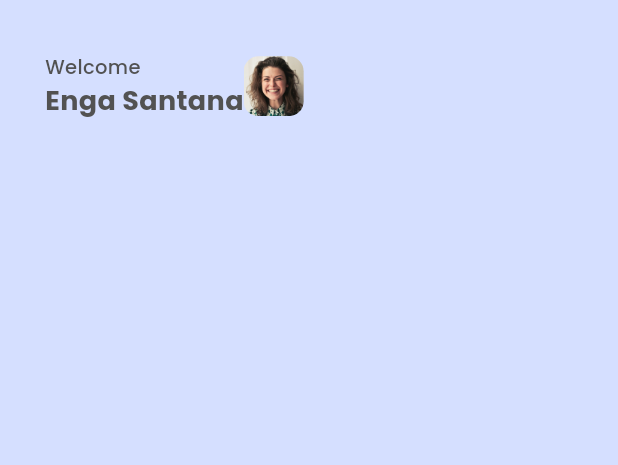
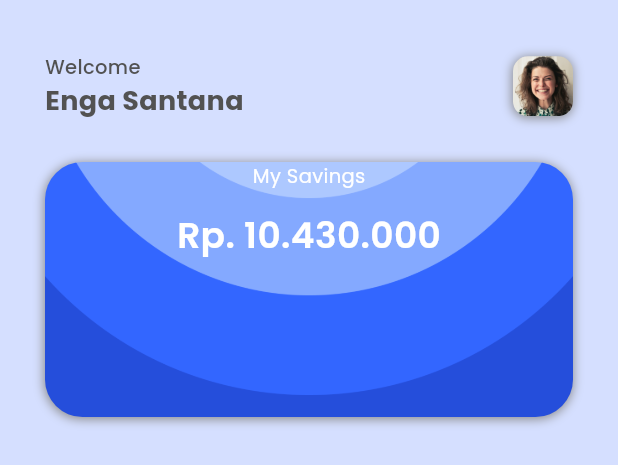
Before and after one commit to septyaanp/21102177_TI3_ppb2234-2coba, a Flutter app: the HomePage widget shown alone on an empty page, opened directly, on a phone screen of 412 x 824 dp. Shown: the top 465 px of the screen. Run offline on Flutter 3.47's test engine with Material 3 defaults, Android fonts, the phone set to English and light mode, and no system bars; our stand-ins replace bloc, equatable, flutter_bloc, google_fonts.

Commit message:
update home_page.dart

```diff
--- a/saving_app_prak6/lib/main.dart
+++ b/saving_app_prak6/lib/main.dart
@@ -1,5 +1,5 @@
 import 'package:flutter/material.dart';
-import 'pages/main_page.dart';
+import 'package:saving_app_prak6/pages/main_page.dart';
 import 'pages/on_boarding_page.dart';
 
 void main() {
@@ -7,7 +7,7 @@ void main() {
 }
 
 class MyApp extends StatelessWidget {
-  const MyApp({Key? key}) : super(key: key);
+  const MyApp({super.key});
 
   // This widget is the root of your application.
   @override
--- a/saving_app_prak6/lib/pages/home/home_page.dart
+++ b/saving_app_prak6/lib/pages/home/home_page.dart
@@ -21,6 +21,7 @@ class HomePage extends StatelessWidget {
               child: Column(
                 children: [
                   Row(
+                    mainAxisAlignment: MainAxisAlignment.spaceBetween,
                     children: [
                       Column(
                         crossAxisAlignment: CrossAxisAlignment.start,
@@ -47,9 +48,52 @@ class HomePage extends StatelessWidget {
                             image: DecorationImage(
                               image: AssetImage('assets/images/user-img.png'),
                               fit: BoxFit.cover,
-                            )),
+                            ),
+                            boxShadow: [
+                              BoxShadow(
+                                color: kGrey,
+                                blurRadius: 5,
+                                offset: Offset.fromDirection(2),
+                              ),
+                            ]),
                       )
                     ],
+                  ),
+                  SizedBox(height: 28),
+                  Container(
+                    padding: EdgeInsets.symmetric(horizontal: 30),
+                    constraints: BoxConstraints.expand(height: 170),
+                    decoration: BoxDecoration(
+                      borderRadius: BorderRadius.all(
+                        Radius.circular(25),
+                      ),
+                      image: DecorationImage(
+                        image: AssetImage('assets/images/bg-container.png'),
+                        fit: BoxFit.cover,
+                      ),
+                      boxShadow: [
+                        BoxShadow(
+                          color: kGrey,
+                          blurRadius: 5,
+                          offset: Offset.fromDirection(2),
+                        )
+                      ],
+                    ),
+                    child: Column(
+                      children: [
+                        Text(
+                          'My Savings',
+                          style: kSubtitle2.copyWith(color: kWhite),
+                        ),
+                        SizedBox(
+                          height: 12,
+                        ),
+                        Text(
+                          'Rp. 10.430.000',
+                          style: kHeading5.copyWith(color: kWhite),
+                        ),
+                      ],
+                    ),
                   )
                 ],
               ),
--- a/saving_app_prak6/lib/pages/main_page.dart
+++ b/saving_app_prak6/lib/pages/main_page.dart
@@ -1,6 +1,11 @@
 import "package:flutter/material.dart";
 import "package:saving_app_prak6/styles/colors.dart";
 import "package:saving_app_prak6/styles/text_style.dart";
+
+import "home/home_page.dart";
+import "portofolio/portofolio.dart";
+import "profile/profile.dart";
+import "support/support.dart";
 
 class MainPage extends StatefulWidget {
   const MainPage({super.key});
@@ -16,7 +21,7 @@ class _MainPageState extends State<MainPage> {
   static List<Widget> pages = [
     HomePage(),
     PortofolioPage(),
-    SuppoertPage(),
+    SupportPage(),
     ProfilePage(),
   ];
 
```
